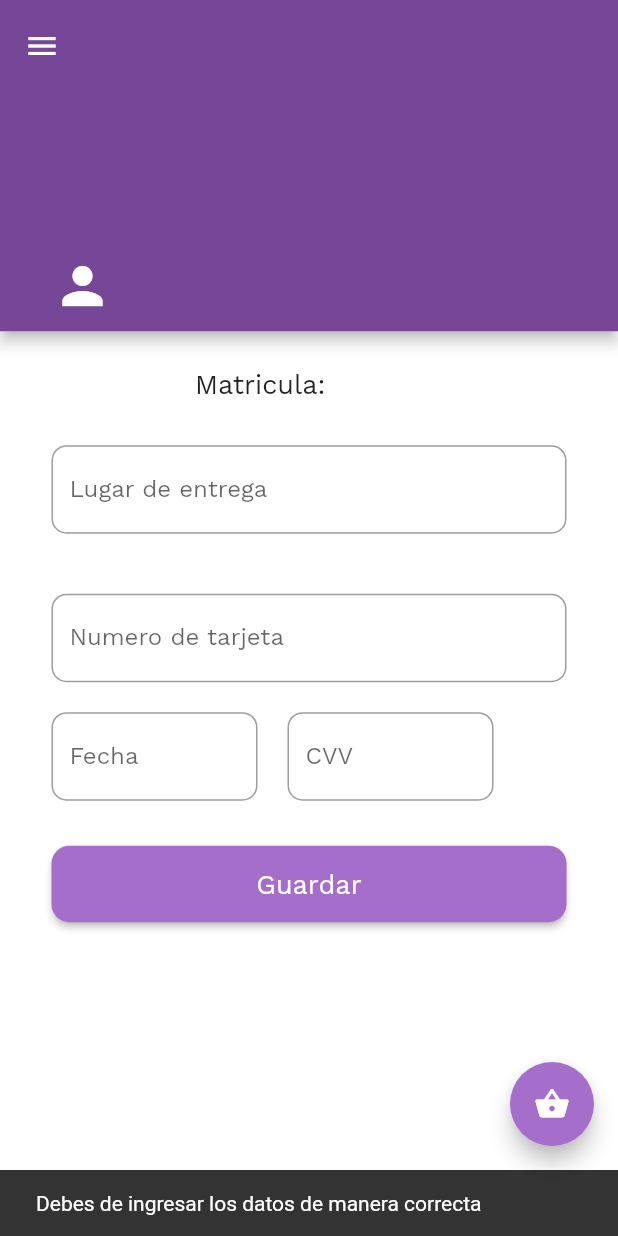
After one commit to Saky-Dev/cafeteria_leones, a Flutter app: the ConsumerInformationInterface screen opened directly, after a tap on "Guardar", on a phone screen of 412 x 824 dp. The commit adds this screen. Run offline on Flutter 3.47's test engine with Material 2 defaults, Android fonts, the light colour scheme and no system bars; our stand-ins replace cloud_firestore, firebase_core, intro_slider; missing offline and left inert: mac_address; accounts and stored records are empty.

Commit message:
Load info error has been resolved; User Information interface is working correctly

```diff
--- /dev/null
+++ b/lib/consumerinformation.dart
@@ -0,0 +1,357 @@
+import 'dart:convert';
+import 'dart:io';
+
+import 'package:cafeteria_leones/home.dart';
+import 'package:cafeteria_leones/main.dart';
+import 'package:cloud_firestore/cloud_firestore.dart';
+import 'package:flutter/material.dart';
+import 'package:path_provider/path_provider.dart';
+
+class ConsumerInformation extends StatelessWidget {
+  const ConsumerInformation({Key? key}) : super(key: key);
+
+  @override
+  Widget build(BuildContext context) {
+    return MaterialApp(
+      theme: ThemeData(
+          primarySwatch: Colors.purple,
+          fontFamily: 'WorkSans'
+      ),
+      home: const ConsumerInformationInterface(),
+    );
+  }
+}
+
+class ConsumerInformationInterface extends StatefulWidget {
+  const ConsumerInformationInterface({Key? key}) : super(key: key);
+  @override
+  State<ConsumerInformationInterface> createState() => _ConsumerInformationInterface();
+}
+
+class _ConsumerInformationInterface extends State<ConsumerInformationInterface> {
+  String title = '';
+  String id = '';
+  final delivery_place_ctrl = TextEditingController();
+  final card_num_ctrl = TextEditingController();
+  final exp_date_ctrl = TextEditingController();
+  final cvv_ctrl = TextEditingController();
+
+  Future<File> get _localFile async {
+    final directory = await getApplicationDocumentsDirectory();
+    final path = directory.path;
+    return File('$path/config.json');
+  }
+
+  Future<String> readConfig() async {
+    try {
+      final file = await _localFile;
+      final String config = await file.readAsString();
+
+      return config;
+    } catch (e) {
+      return 'err';
+    }
+  }
+
+  void seeBasket() {
+
+  }
+
+  Future<void> getUserData() async {
+    final String config_json = await readConfig();
+    Map<String, dynamic> pre_config = jsonDecode(config_json);
+
+    final doc = await FirebaseFirestore.instance
+        .collection('Consumer')
+        .doc(pre_config['id'])
+        .get();
+
+    setState(() {
+      title = doc.get('name');
+      id = pre_config['id'];
+    });
+
+    delivery_place_ctrl.text = doc.get('delivery_place');
+    card_num_ctrl.text = pre_config['card_num'];
+    exp_date_ctrl.text = pre_config['exp_Date'];
+    cvv_ctrl.text = pre_config['cvv'];
+  }
+
+  Future<void> saveData() async {
+    final String config_json = await readConfig();
+    Map<String, dynamic> pre_config = jsonDecode(config_json);
+    String delivery_place = delivery_place_ctrl.text;
+    String card_num = card_num_ctrl.text;
+    String exp_date = exp_date_ctrl.text;
+    String cvv = cvv_ctrl.text;
+
+    if (delivery_place.isNotEmpty && card_num.isNotEmpty && exp_date.isNotEmpty && cvv.isNotEmpty) {
+      pre_config['card_num'] = card_num;
+      pre_config['exp_date'] = exp_date;
+      pre_config['cvv'] = cvv;
+
+      try {
+        writeConfig(jsonEncode(pre_config));
+      } catch (e) {
+        ScaffoldMessenger.of(context).showSnackBar(const SnackBar(content: Text('Error al guardar los datos')));
+      }
+
+      await FirebaseFirestore.instance
+        .collection('Consumer')
+        .doc(pre_config['id'])
+        .update({'delivery_place': delivery_place})
+      .then((value) => {
+        ScaffoldMessenger.of(context).showSnackBar(const SnackBar(content: Text('Datos guardados de forma correcta')))
+      })
+      .catchError((error) => {
+        ScaffoldMessenger.of(context).showSnackBar(const SnackBar(content: Text('Error al actualizar los datos')))
+      });
+
+    } else {
+      ScaffoldMessenger.of(context).showSnackBar(const SnackBar(content: Text('Debes de ingresar los datos de manera correcta')));
+    }
+  }
+
+  @override
+  void initState() {
+    super.initState();
+    WidgetsBinding.instance.addPostFrameCallback((_) => getUserData());
+  }
+
+  @override
+  Widget build(BuildContext context) {
+    return Scaffold(
+        appBar: AppBar(
+          backgroundColor: const Color.fromRGBO(118, 71, 151, 1),
+          toolbarHeight: MediaQuery.of(context).size.height / 5,
+          bottom: PreferredSize(
+            preferredSize: const Size.fromHeight(kToolbarHeight),
+            child: Container(
+              margin: const EdgeInsets.only(top: 100),
+              padding: const EdgeInsets.symmetric(horizontal: 15, vertical: 10),
+              width: MediaQuery.of(context).size.width,
+              alignment: Alignment.bottomLeft,
+              child:  Row(
+                crossAxisAlignment: CrossAxisAlignment.end,
+                children: [
+                  const SizedBox(width: 20,),
+                  const Icon(
+                    Icons.person,
+                    color: Colors.white,
+                    size: 40.0,
+                  ),
+                  const SizedBox(width: 60,),
+                  Text(
+                    title,
+                    style: const TextStyle(
+                      color: Colors.white,
+                      fontSize: 28,
+                      fontWeight: FontWeight.w600
+                    )
+                  )
+                ],
+              ),
+            ),
+          ),
+        ),
+        backgroundColor: Colors.white,
+        drawer: Drawer(
+          backgroundColor: Color.fromRGBO(164, 111, 201, 1),
+          child: ListView(
+            padding: EdgeInsets.only(top: 40),
+            children: [
+              ExpansionTile(
+                backgroundColor: const Color.fromRGBO(118, 71, 151, 1),
+                title: const Text(
+                  'Buscar',
+                  style: TextStyle(
+                      color: Colors.white,
+                      fontSize: 18
+                  ),
+                ),
+                children: [
+                  ListTile(
+                    title: const Text(
+                      'Todo el menú',
+                      style: TextStyle(
+                          color: Colors.white,
+                          fontSize: 16
+                      ),
+                    ),
+                    onTap: () {
+                      Navigator.push(context, MaterialPageRoute(builder: (context) => const Home()));
+                    },
+                  ),
+                  ListTile(
+                    title: const Text(
+                      'Platillos',
+                      style: TextStyle(
+                          color: Colors.white,
+                          fontSize: 16
+                      ),
+                    ),
+                    onTap: () {},
+                  ),
+                  ListTile(
+                    title: const Text(
+                      'Bebidas',
+                      style: TextStyle(
+                          color: Colors.white,
+                          fontSize: 16
+                      ),
+                    ),
+                    onTap: () {},
+                  ),
+                  ListTile(
+                    title: const Text(
+                      'Botanas',
+                      style: TextStyle(
+                          color: Colors.white,
+                          fontSize: 16
+                      ),
+                    ),
+                    onTap: () {},
+                  )
+                ],
+              ),
+              ListTile(
+                title: const Text(
+                  'Canasta',
+                  style: TextStyle(
+                      color: Colors.white,
+                      fontSize: 18
+                  ),
+                ),
+                onTap: () { },
+              ),
+              ListTile(
+                title: const Text(
+                  'Usuario',
+                  style: TextStyle(
+                      color: Colors.white,
+                      fontSize: 18
+                  ),
+                ),
+                onTap: () { },
+              ),
+              ListTile(
+                title: const Text(
+                  'Compras',
+                  style: TextStyle(
+                      color: Colors.white,
+                      fontSize: 18
+                  ),
+                ),
+                onTap: () { },
+              ),
+            ],
+          ),
+        ),
+        body: Center(
+          child: Column(
+            mainAxisAlignment: MainAxisAlignment.start,
+            children: [
+              const SizedBox(height: 25),
+              Container(
+                margin: const EdgeInsets.only(left: 130),
+                width: MediaQuery.of(context).size.width,
+                child: Text(
+                  'Matricula: ${id}',
+                  style: const TextStyle(
+                    fontSize: 18,
+                  ),
+                ),
+              ),
+              const SizedBox(height: 30),
+              SizedBox(
+                width: MediaQuery.of(context).size.width / 1.2,
+                child: TextFormField(
+                  keyboardType: TextInputType.text,
+                  controller: delivery_place_ctrl,
+                  decoration: InputDecoration(
+                    labelText: 'Lugar de entrega',
+                    border: OutlineInputBorder(
+                      borderRadius: BorderRadius.circular(10),
+                    ),
+                  ),
+                ),
+              ),
+              const SizedBox(height: 40),
+              SizedBox(
+                width: MediaQuery.of(context).size.width / 1.2,
+                child: TextFormField(
+                  keyboardType: TextInputType.text,
+                  controller: card_num_ctrl,
+                  decoration: InputDecoration(
+                    labelText: 'Numero de tarjeta',
+                    border: OutlineInputBorder(
+                      borderRadius: BorderRadius.circular(10),
+                    ),
+                  ),
+                ),
+              ),
+              const SizedBox(height: 20),
+              SizedBox(
+                width: MediaQuery.of(context).size.width / 1.2,
+                child: Row(
+                  children: [
+                    SizedBox(
+                      width: MediaQuery.of(context).size.width / 3,
+                      child: TextFormField(
+                        keyboardType: TextInputType.text,
+                        controller: exp_date_ctrl,
+                        decoration: InputDecoration(
+                          labelText: 'Fecha',
+                          border: OutlineInputBorder(
+                            borderRadius: BorderRadius.circular(10),
+                          ),
+                        ),
+                      ),
+                    ),
+                    const SizedBox(width: 20,),
+                    SizedBox(
+                      width: MediaQuery.of(context).size.width / 3,
+                      child: TextFormField(
+                        keyboardType: TextInputType.text,
+                        controller: cvv_ctrl,
+                        decoration: InputDecoration(
+                          labelText: 'CVV',
+                          border: OutlineInputBorder(
+                            borderRadius: BorderRadius.circular(10),
+                          ),
+                        ),
+                      ),
+                    )
+                  ],
+                ),
+              ),
+              const SizedBox(height: 30,),
+              SizedBox(
+                width: MediaQuery.of(context).size.width / 1.2,
+                child: ElevatedButton(
+                    onPressed: saveData,
+                    style: ElevatedButton.styleFrom(
+                        shape: RoundedRectangleBorder(
+                          borderRadius: BorderRadius.circular(12),
+                        ),
+                        primary: const Color.fromRGBO(165, 110, 202, 1),
+                        padding: const EdgeInsets.symmetric(vertical: 15)
+                    ),
+                    child: const Text(
+                      'Guardar',
+                      style: TextStyle(fontSize: 18),
+                    )
+                ),
+              )
+            ],
+          ),
+        ),
+        floatingActionButton: FloatingActionButton(
+          onPressed: seeBasket,
+          tooltip: 'ShoppingBasket',
+          child: Icon(Icons.shopping_basket),
+          backgroundColor: const Color.fromRGBO(165, 110, 202, 1),
+        )
+    );
+  }
+}
--- a/lib/consumerlogin.dart
+++ b/lib/consumerlogin.dart
@@ -85,6 +85,7 @@ class _ConsumerLoginInterface extends State<ConsumerLoginInterface> {
 
           pre_config['logged'] = true;
           pre_config['type'] = 'consumer';
+          pre_config['id'] = school_id;
           writeConfig(jsonEncode(pre_config));
 
           ScaffoldMessenger.of(context).showSnackBar(const SnackBar(content: Text('Se ha iniciado sesión')));
--- a/lib/home.dart
+++ b/lib/home.dart
@@ -1,3 +1,4 @@
+import 'package:cafeteria_leones/consumerinformation.dart';
 import 'package:flutter/material.dart';
 
 class Home extends StatelessWidget {
@@ -106,7 +107,9 @@ class _HomeInterface extends State<HomeInterface> {
                   fontSize: 18
                 ),
               ),
-              onTap: () { },
+              onTap: () {
+                Navigator.push(context, MaterialPageRoute(builder: (context) => const ConsumerInformation()));
+              },
             ),
             ListTile(
               title: const Text(
@@ -160,7 +163,8 @@ class _HomeInterface extends State<HomeInterface> {
       floatingActionButton: FloatingActionButton(
         onPressed: seeBasket,
         tooltip: 'ShoppingBasket',
-        child: const Icon(Icons.shopping_basket),
+        child: Icon(Icons.shopping_basket),
+        backgroundColor: const Color.fromRGBO(165, 110, 202, 1),
       )
     );
   }
--- a/lib/main.dart
+++ b/lib/main.dart
@@ -36,6 +36,10 @@ Future<void> main() async {
   final config = {
     'logged': false,
     'type': '',
+    'id': '',
+    'card_num': '',
+    'exp_date': '',
+    'cvv': '',
     'products': []
   };
 
--- a/lib/searchsaucer.dart
+++ b/lib/searchsaucer.dart
@@ -39,6 +39,7 @@ class _SearchSaucerInterface extends State<SearchSaucerInterface> {
         .get()
         .then((collection) => {
           collection.docs.forEach((element) {
+            setState(() {
               saucers.add({
                 'name': element.id,
                 'availability': element.get('availability')
@@ -47,6 +48,7 @@ class _SearchSaucerInterface extends State<SearchSaucerInterface> {
               all_saucers.add({
                 'name': element.id,
                 'availability': element.get('availability')
+              });
             });
           }),
           ScaffoldMessenger.of(context).showSnackBar(const SnackBar(content: Text('Correcto')))
@@ -75,7 +77,9 @@ class _SearchSaucerInterface extends State<SearchSaucerInterface> {
     saucers.clear();
     all_saucers.forEach((element) {
       if (element['name'].toString().contains(search_ctrl.text) == true) {
+        setState(() {
           saucers.add(element);
+        });
       }
     });
   }
```
Lines whose indentation alone changed are shown as unchanged.
